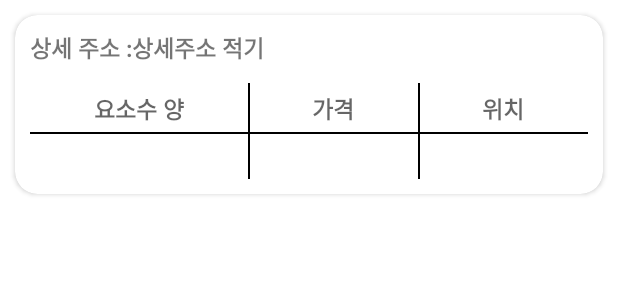
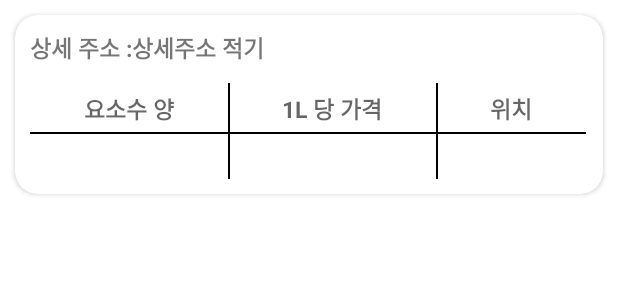
Before and after one commit to qjsqjsaos/DieselFluid, an Android app: the layout recycle_list_item.xml on its own in the app's theme, with its tools: preview values and no code run, on a phone screen of 412 x 824 dp. Shown: the top 300 px of the screen. Run offline under Robolectric (Android 15) with nearby library versions, the light colour scheme and no system bars.

Commit message:
배포준비완료 - 2.0.4버전 - 스플래시 액티비티 메모리릭 현상 해결 -> AppTheme으로 스타일 변경, 요수수 양과 가격 텍스트 변경

```diff
--- a/app/src/main/AndroidManifest.xml
+++ b/app/src/main/AndroidManifest.xml
@@ -19,6 +19,7 @@
         <activity
             android:screenOrientation="portrait"
             android:name=".view.activity.SplashActivity"
+            android:theme="@style/SplashTheme"
             android:exported="true">
             <intent-filter>
                 <action android:name="android.intent.action.MAIN" />
--- a/app/src/main/java/com/example/dieselfluid/view/activity/recyclerview/DieselRecycleAdapter.java
+++ b/app/src/main/java/com/example/dieselfluid/view/activity/recyclerview/DieselRecycleAdapter.java
@@ -121,8 +121,8 @@ public class DieselRecycleAdapter extends RecyclerView.Adapter<DieselRecycleAdap
         @SuppressLint("SetTextI18n")
         void bindItem(GasStationModel gasModel){
             binding.cardTitle.setText(" "  + gasModel.getDetailAddress()); //상세 주소 넣어주기
-            binding.dieselStock.setText(gasModel.getDieselStock()); //요소수 재고 값 넣어주기
-            binding.price.setText(gasModel.getPrice() + "원"); //가격 넣어주기
+            binding.dieselStock.setText(gasModel.getDieselStock() + "L"); //요소수 재고 값 넣어주기
+            binding.price.setText((gasModel.getPrice() != null ? gasModel.getPrice() : "0") + "원"); //가격 넣어주기
             binding.location.setText(gasModel.getLocation()); //위치 넣어주기
         }
     }
--- a/app/src/main/java/com/example/dieselfluid/viewmodel/HomeViewModel.java
+++ b/app/src/main/java/com/example/dieselfluid/viewmodel/HomeViewModel.java
@@ -301,8 +301,8 @@ public class HomeViewModel extends ViewModel {
             detailBinding.operatingTime.setText(" " + gasData.getOperatingTime());
             detailBinding.phoneNumber.setText(" " + gasData.getPhoneNumber());
             detailBinding.updateDate.setText(" " + gasData.getUpdateDate());
-            detailBinding.dieselStock.setText(gasData.getDieselStock());
-            detailBinding.price.setText(gasData.getPrice());
+            detailBinding.dieselStock.setText(gasData.getDieselStock() + "L");
+            detailBinding.price.setText((gasData.getPrice().isEmpty() || gasData.getPrice() == null ? "0" : gasData.getPrice()) + "원");
         });
     }
 
--- /dev/null
+++ b/app/src/main/res/drawable-v23/app_icon_splash.xml
@@ -0,0 +1,14 @@
+<?xml version="1.0" encoding="utf-8"?>
+<layer-list xmlns:android="http://schemas.android.com/apk/res/android">
+
+    <item android:drawable="@color/app_icon"/>
+    <item
+        android:width="130dp"
+        android:height="130dp"
+        android:gravity="center">
+        <bitmap
+            android:gravity="fill"
+            android:src="@drawable/app_icon"
+            android:mipMap="true"/>
+    </item>
+</layer-list>
--- /dev/null
+++ b/app/src/main/res/drawable/app_icon_splash.xml
@@ -0,0 +1,14 @@
+<?xml version="1.0" encoding="utf-8"?>
+<layer-list xmlns:android="http://schemas.android.com/apk/res/android">
+
+    <item android:drawable="@color/app_icon"/>
+    <item
+        android:width="200dp"
+        android:height="200dp"
+        android:gravity="center">
+        <bitmap
+            android:gravity="fill"
+            android:src="@drawable/app_icon"
+            android:mipMap="true"/>
+    </item>
+</layer-list>
--- a/app/src/main/res/values/colors.xml
+++ b/app/src/main/res/values/colors.xml
@@ -7,4 +7,5 @@
     <color name="teal_700">#FF018786</color>
     <color name="black">#FF000000</color>
     <color name="white">#FFFFFFFF</color>
+    <color name="app_icon">#FF9DDAFA</color>
 </resources>
--- a/app/src/main/res/values/strings.xml
+++ b/app/src/main/res/values/strings.xml
@@ -6,7 +6,7 @@
     <!-- TODO: Remove or change this placeholder text -->
     <string name="hello_blank_fragment">Hello blank fragment</string>
     <string name="table_item_1">요소수 양</string>
-    <string name="table_item_2">가격</string>
+    <string name="table_item_2">1L 당 가격</string>
     <string name="table_item_3">위치</string>
     <string name="detail_address">상세 주소 :</string>
     <string name="temporary_detail_address">상세주소 적기</string>
--- a/app/src/main/res/values/themes.xml
+++ b/app/src/main/res/values/themes.xml
@@ -22,4 +22,9 @@
     </style>
     <style name="Theme.DieselFluid.AppBarOverlay" parent="ThemeOverlay.AppCompat.Dark.ActionBar" />
     <style name="Theme.DieselFluid.PopupOverlay" parent="ThemeOverlay.AppCompat.Light" />
+    <style name="SplashTheme" parent="Theme.AppCompat.NoActionBar">
+        <item name="android:windowBackground">@drawable/app_icon_splash</item>
+        <item name="android:width">20dp</item>
+        <item name="android:height">20dp</item>
+    </style>
 </resources>
```
Also changed, not shown: app/build.gradle (+18 -5 lines), app/src/main/java/com/example/dieselfluid/view/activity/SplashActivity.java (+5 -15 lines), app/src/main/res/layout/activity_splash.xml (deleted, +0 -19 lines).
